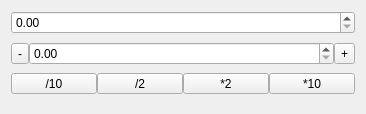
Qt form mono/monoGui/tuner.ui (MatthewJCameron/imbl) before a commit.
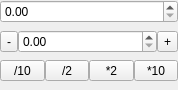
The same form after that commit. Custom widgets are drawn as their Qt base class.

Diff of the .ui file:
```diff
--- a/mono/monoGui/tuner.ui
+++ b/mono/monoGui/tuner.ui
@@ -6,8 +6,8 @@
    <rect>
     <x>0</x>
     <y>0</y>
-    <width>366</width>
-    <height>114</height>
+    <width>178</width>
+    <height>90</height>
    </rect>
   </property>
   <property name="windowTitle">
@@ -17,6 +17,9 @@
    <property name="spacing">
     <number>0</number>
    </property>
+   <property name="margin">
+    <number>0</number>
+   </property>
    <item>
     <widget class="QMDoubleSpinBox" name="value">
      <property name="toolTip">
```
